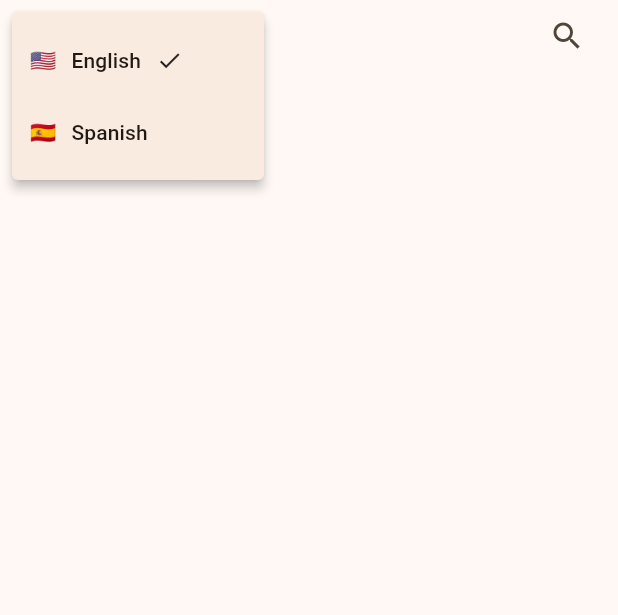
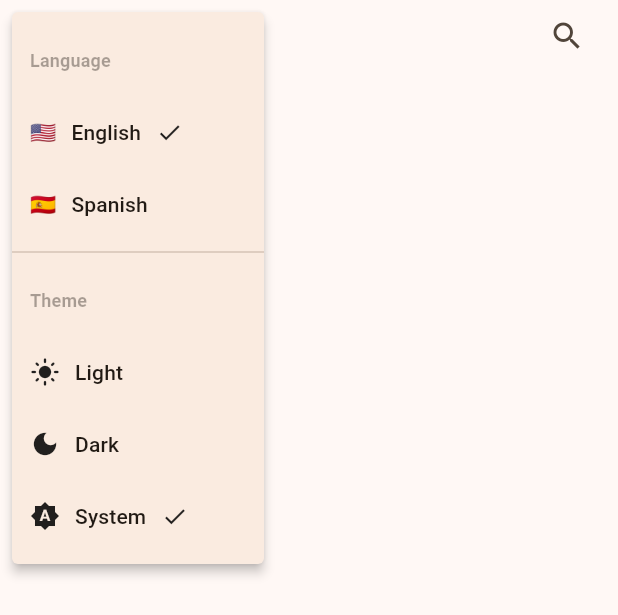
Before and after one commit to grinconu/flutter_cinemapedia, a Flutter app: the CustomAppBar widget shown alone on an empty page, opened directly, after a tap on "Cinemapedia", on a phone screen of 412 x 824 dp. Shown: the top 615 px of the screen. Run offline on Flutter 3.47's test engine with Material 3 defaults, Android fonts, the phone set to English and light mode, and no system bars; our stand-ins replace animate_do, card_swiper, dio, drift, drift_flutter, easy_localization and 3 more; accounts and stored records are empty; generated files the repository leaves out were written again; network calls fail.

Commit message:
add option to change the theme mode

```diff
--- a/assets/translations/en.json
+++ b/assets/translations/en.json
@@ -19,5 +19,11 @@
     "title": "Language",
     "english": "English",
     "spanish": "Spanish"
+  },
+  "theme": {
+    "title": "Theme",
+    "light": "Light",
+    "dark": "Dark",
+    "system": "System"
   }
 }
--- a/assets/translations/es.json
+++ b/assets/translations/es.json
@@ -19,5 +19,11 @@
     "title": "Idioma",
     "english": "Inglés",
     "spanish": "Español"
+  },
+  "theme": {
+    "title": "Tema",
+    "light": "Claro",
+    "dark": "Oscuro",
+    "system": "Sistema"
   }
 }
--- a/lib/config/theme/app_theme.dart
+++ b/lib/config/theme/app_theme.dart
@@ -1,7 +1,15 @@
 import 'package:flutter/material.dart';
 
 class AppTheme {
-  ThemeData getTheme() => ThemeData(
-    colorSchemeSeed: Colors.orange
+  ThemeData getLightTheme() => ThemeData(
+    useMaterial3: true,
+    colorSchemeSeed: Colors.orange,
+    brightness: Brightness.light,
+  );
+
+  ThemeData getDarkTheme() => ThemeData(
+    useMaterial3: true,
+    colorSchemeSeed: Colors.orange,
+    brightness: Brightness.dark,
   );
 }
--- a/lib/main.dart
+++ b/lib/main.dart
@@ -1,5 +1,6 @@
 import 'package:cinemapedia/config/router/app_router.dart';
 import 'package:cinemapedia/config/theme/app_theme.dart';
+import 'package:cinemapedia/presentation/providers/theme/theme_provider.dart';
 import 'package:easy_localization/easy_localization.dart';
 import 'package:flutter/material.dart';
 import 'package:flutter_dotenv/flutter_dotenv.dart';
@@ -22,16 +23,21 @@ Future<void> main() async {
   );
 }
 
-class MyApp extends StatelessWidget {
+class MyApp extends ConsumerWidget {
   const MyApp({super.key});
 
   @override
-  Widget build(BuildContext context) {
+  Widget build(BuildContext context, WidgetRef ref) {
+    final themeMode = ref.watch(themeModeProvider);
+
     return MaterialApp.router(
-      key: ValueKey(context.locale.toString()),
       debugShowCheckedModeBanner: false,
       routerConfig: appRouter,
-      theme: AppTheme().getTheme(),
+      theme: AppTheme().getLightTheme(),
+      darkTheme: AppTheme().getDarkTheme(),
+      themeMode: themeMode,
+      themeAnimationDuration: const Duration(milliseconds: 500),
+      themeAnimationCurve: Curves.easeInOut,
       title: 'Cinemapedia',
       locale: context.locale,
       supportedLocales: context.supportedLocales,
--- /dev/null
+++ b/lib/presentation/providers/theme/theme_provider.dart
@@ -0,0 +1,21 @@
+import 'package:flutter/material.dart';
+import 'package:flutter_riverpod/flutter_riverpod.dart';
+
+final themeModeProvider = NotifierProvider<ThemeModeNotifier, ThemeMode>(
+  ThemeModeNotifier.new,
+);
+
+class ThemeModeNotifier extends Notifier<ThemeMode> {
+  @override
+  ThemeMode build() {
+    return ThemeMode.system;
+  }
+
+  void setThemeMode(ThemeMode mode) {
+    state = mode;
+  }
+
+  void toggleTheme() {
+    state = state == ThemeMode.light ? ThemeMode.dark : ThemeMode.light;
+  }
+}
--- a/lib/presentation/widgets/shared/custom_app_bar.dart
+++ b/lib/presentation/widgets/shared/custom_app_bar.dart
@@ -1,4 +1,5 @@
 import 'package:cinemapedia/presentation/delegates/search_movie_delegate.dart';
+import 'package:cinemapedia/presentation/providers/theme/theme_provider.dart';
 import 'package:easy_localization/easy_localization.dart';
 import 'package:flutter/material.dart';
 import 'package:flutter_riverpod/flutter_riverpod.dart';
@@ -8,7 +9,7 @@ import 'package:go_router/go_router.dart';
 class CustomAppBar extends ConsumerWidget {
   const CustomAppBar({super.key});
 
-  void _showLanguageMenu(BuildContext context) {
+  void _showSettingsMenu(BuildContext context, WidgetRef ref) {
     final RenderBox button = context.findRenderObject() as RenderBox;
     final RenderBox overlay =
         Overlay.of(context).context.findRenderObject() as RenderBox;
@@ -22,11 +23,21 @@ class CustomAppBar extends ConsumerWidget {
     );
 
     final currentLocale = context.locale;
+    final currentTheme = ref.read(themeModeProvider);
 
-    showMenu<Locale>(
+    showMenu<dynamic>(
       context: context,
       position: position,
       items: [
+        // Language Section Header
+        PopupMenuItem<String>(
+          enabled: false,
+          child: Text(
+            'language.title'.tr(),
+            style: const TextStyle(fontWeight: FontWeight.bold, fontSize: 12),
+          ),
+        ),
+        // English
         PopupMenuItem<Locale>(
           value: const Locale('en'),
           child: Row(
@@ -42,6 +53,7 @@ class CustomAppBar extends ConsumerWidget {
             ],
           ),
         ),
+        // Spanish
         PopupMenuItem<Locale>(
           value: const Locale('es'),
           child: Row(
@@ -57,10 +69,72 @@ class CustomAppBar extends ConsumerWidget {
             ],
           ),
         ),
+        // Divider
+        const PopupMenuDivider(),
+        // Theme Section Header
+        PopupMenuItem<String>(
+          enabled: false,
+          child: Text(
+            'theme.title'.tr(),
+            style: const TextStyle(fontWeight: FontWeight.bold, fontSize: 12),
+          ),
+        ),
+        // Light Theme
+        PopupMenuItem<ThemeMode>(
+          value: ThemeMode.light,
+          child: Row(
+            children: [
+              const Icon(Icons.light_mode, size: 20),
+              const SizedBox(width: 10),
+              Text('theme.light'.tr()),
+              if (currentTheme == ThemeMode.light)
+                const Padding(
+                  padding: EdgeInsets.only(left: 10),
+                  child: Icon(Icons.check, size: 18),
+                ),
+            ],
+          ),
+        ),
+        // Dark Theme
+        PopupMenuItem<ThemeMode>(
+          value: ThemeMode.dark,
+          child: Row(
+            children: [
+              const Icon(Icons.dark_mode, size: 20),
+              const SizedBox(width: 10),
+              Text('theme.dark'.tr()),
+              if (currentTheme == ThemeMode.dark)
+                const Padding(
+                  padding: EdgeInsets.only(left: 10),
+                  child: Icon(Icons.check, size: 18),
+                ),
+            ],
+          ),
+        ),
+        // System Theme
+        PopupMenuItem<ThemeMode>(
+          value: ThemeMode.system,
+          child: Row(
+            children: [
+              const Icon(Icons.brightness_auto, size: 20),
+              const SizedBox(width: 10),
+              Text('theme.system'.tr()),
+              if (currentTheme == ThemeMode.system)
+                const Padding(
+                  padding: EdgeInsets.only(left: 10),
+                  child: Icon(Icons.check, size: 18),
+                ),
+            ],
+          ),
+        ),
       ],
-    ).then((selectedLocale) {
-      if (selectedLocale != null && context.mounted) {
-        context.setLocale(selectedLocale);
+    ).then((selected) {
+      if (selected == null || !context.mounted) return;
+
+      if (selected is Locale) {
+        context.setLocale(selected);
+      } else if (selected is ThemeMode) {
+        ref.read(themeModeProvider.notifier).setThemeMode(selected);
       }
     });
   }
@@ -81,7 +155,7 @@ class CustomAppBar extends ConsumerWidget {
               Icon(Icons.movie_outlined, color: colors.primary),
               const SizedBox(width: 5),
               GestureDetector(
-                onTap: () => _showLanguageMenu(context),
+                onTap: () => _showSettingsMenu(context, ref),
                 child: Row(
                   children: [
                     Text('app.name'.tr(), style: titleStyle),
```
